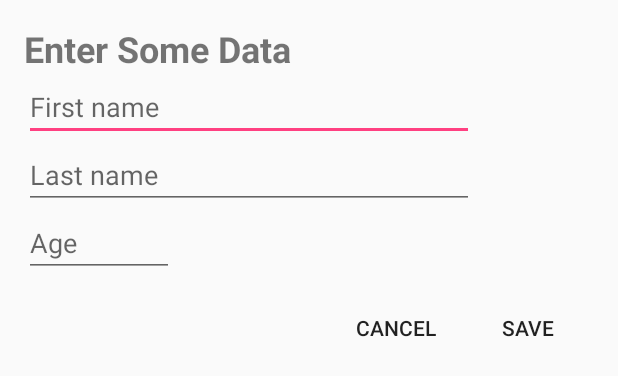
After one commit to patelprashant/RxNdroid, an Android app: the layout data_entry_dialog.xml on its own in the app's theme, with its tools: preview values and no code run, on a phone screen of 412 x 824 dp. The commit adds this screen. Shown: the top 376 px of the screen. Run offline under Robolectric (Android 15) with nearby library versions, the phone set to English and light mode, and no system bars.

Commit message:
Added new dialog fragment + Person Class + Use with parcelable to show data in dialog

```diff
--- a/app/src/main/java/com/practice/android/rxndroid/MainActivity.java
+++ b/app/src/main/java/com/practice/android/rxndroid/MainActivity.java
@@ -52,6 +52,7 @@ public class MainActivity extends AppCompatActivity {
         sampleActivityWithNames.add( new SampleActivityWithName( Sample3Activity.class, R.string.sample3_title ) );
         sampleActivityWithNames.add( new SampleActivityWithName( Sample4Activity.class, R.string.sample4_title ) );
         sampleActivityWithNames.add( new SampleActivityWithName( Sample5Activity.class, R.string.sample5_title ) );
+        sampleActivityWithNames.add( new SampleActivityWithName( Sample6Activity.class, R.string.sample6_title ) );
 
         return sampleActivityWithNames;
 
--- /dev/null
+++ b/app/src/main/res/layout/data_entry_dialog.xml
@@ -0,0 +1,63 @@
+<?xml version="1.0" encoding="utf-8"?>
+<LinearLayout xmlns:android="http://schemas.android.com/apk/res/android"
+              android:layout_width="match_parent"
+              android:layout_height="match_parent"
+              android:orientation="vertical"
+              android:paddingBottom="@dimen/activity_vertical_margin"
+              android:paddingLeft="@dimen/activity_horizontal_margin"
+              android:paddingRight="@dimen/activity_horizontal_margin"
+              android:paddingTop="@dimen/activity_vertical_margin">
+
+    <TextView
+        android:layout_width="wrap_content"
+        android:layout_height="wrap_content"
+        android:text="Enter Some Data"
+        android:textSize="24sp"
+        android:textStyle="bold"/>
+
+    <EditText
+        android:id="@+id/textFirstName"
+        android:layout_width="300dp"
+        android:layout_height="wrap_content"
+        android:hint="First name"
+        android:inputType="textCapWords"/>
+
+    <EditText
+        android:id="@+id/textLastName"
+        android:layout_width="300dp"
+        android:layout_height="wrap_content"
+        android:hint="Last name"
+        android:inputType="textCapWords"/>
+
+    <EditText
+        android:id="@+id/textAge"
+        android:layout_width="100dp"
+        android:layout_height="wrap_content"
+        android:hint="Age"
+        android:inputType="numberSigned"/>
+
+    <LinearLayout
+        android:id="@+id/button_container"
+        android:layout_width="match_parent"
+        android:layout_height="wrap_content"
+        android:layout_marginTop="10dp"
+        android:gravity="end"
+        android:orientation="horizontal">
+
+        <Button
+            android:id="@+id/btnCancel"
+            style="?android:attr/borderlessButtonStyle"
+            android:layout_width="wrap_content"
+            android:layout_height="wrap_content"
+            android:text="Cancel"/>
+
+        <Button
+            android:id="@+id/btnOk"
+            style="?android:attr/borderlessButtonStyle"
+            android:layout_width="wrap_content"
+            android:layout_height="wrap_content"
+            android:text="Save"/>
+
+    </LinearLayout>
+
+</LinearLayout>
--- a/app/src/main/res/values/dimens.xml
+++ b/app/src/main/res/values/dimens.xml
@@ -2,4 +2,5 @@
     <!-- Default screen margins, per the Android Design guidelines. -->
     <dimen name="activity_horizontal_margin">16dp</dimen>
     <dimen name="activity_vertical_margin">16dp</dimen>
+    <dimen name="fab_margin">16dp</dimen>
 </resources>
--- a/app/src/main/res/values/string.xml
+++ b/app/src/main/res/values/string.xml
@@ -6,6 +6,7 @@
     <string name="sample3_title">Menu List - Recyclerview</string>
     <string name="sample4_title">Local Storage - Internal/External</string>
     <string name="sample5_title">First Fragment</string>
+    <string name="sample6_title">Custom Dialog Fragment</string>
     <string name="menu_detail_title">Menu Item Detail</string>
     <string name="error_message">Oops..! An Error Occured.</string>
     <string name="increment">Increment</string>
--- a/app/src/main/res/values/strings.xml
+++ b/app/src/main/res/values/strings.xml
@@ -3,4 +3,5 @@
 
     <!-- TODO: Remove or change this placeholder text -->
     <string name="hello_blank_fragment">Hello blank fragment</string>
+    <string name="title_activity_sample6">Sample6Activity</string>
 </resources>
--- a/app/src/main/res/values/styles.xml
+++ b/app/src/main/res/values/styles.xml
@@ -8,4 +8,13 @@
         <item name="colorAccent">@color/colorAccent</item>
     </style>
 
+    <style name="AppTheme.NoActionBar">
+        <item name="windowActionBar">false</item>
+        <item name="windowNoTitle">true</item>
+    </style>
+
+    <style name="AppTheme.AppBarOverlay" parent="ThemeOverlay.AppCompat.Dark.ActionBar"/>
+
+    <style name="AppTheme.PopupOverlay" parent="ThemeOverlay.AppCompat.Light"/>
+
 </resources>
```
Also changed, not shown: app/src/main/AndroidManifest.xml (+12 -2 lines), app/src/main/java/com/practice/android/rxndroid/DataEntryDialog.java (added, +60 -0 lines), app/src/main/java/com/practice/android/rxndroid/Sample6Activity.java (added, +39 -0 lines), app/src/main/java/com/practice/android/rxndroid/model/Person.java (added, +77 -0 lines), app/src/main/res/layout/activity_sample6.xml (added, +34 -0 lines), app/src/main/res/layout/content_sample6.xml (added, +12 -0 lines).
